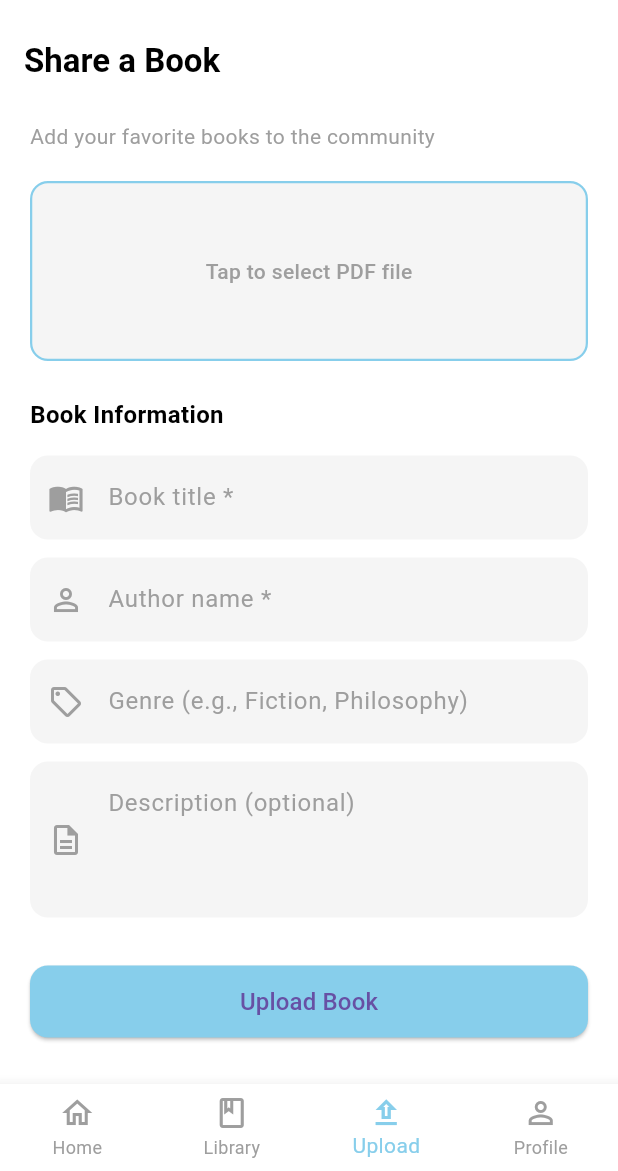
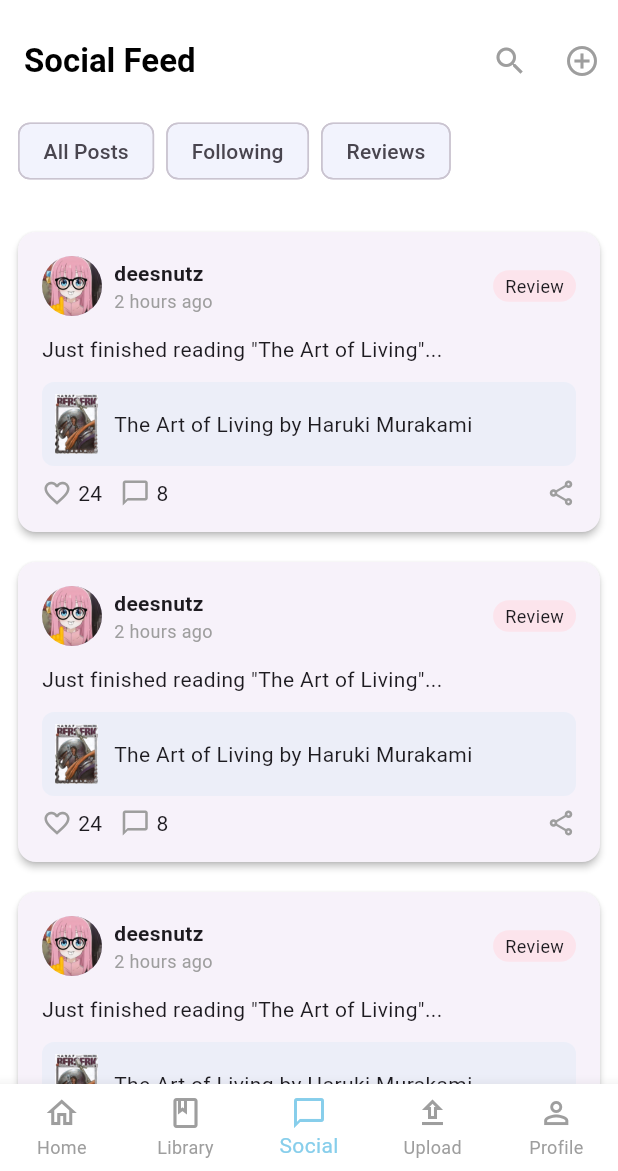
Before and after one commit to deesnutz00/honari, a Flutter app: the DashboardScreen screen opened directly, item 3 of the bottom bar chosen, on a phone screen of 412 x 824 dp, the part 65-1236 px from its top. Run offline on Flutter 3.47's test engine with Material 3 defaults, Android fonts, the light colour scheme and no system bars; our stand-ins replace shared_preferences; accounts and stored records are empty.

Commit message:
added social features

```diff
--- a/lib/screens/dashboard_screen.dart
+++ b/lib/screens/dashboard_screen.dart
@@ -2,6 +2,7 @@ import 'package:flutter/material.dart';
 import 'profile_screen.dart';
 import 'upload_screen.dart';
 import 'library_screen.dart';
+import 'social_screen.dart';
 
 class DashboardScreen extends StatefulWidget {
   const DashboardScreen({super.key});
@@ -25,8 +26,9 @@ class _DashboardScreenState extends State<DashboardScreen> {
     _screens.addAll([
       _buildHomeScreen(),
       LibraryScreen(),
+      const SocialScreen(),
       const UploadScreen(),
-      const ProfileScreen(), //  Replaced with actual screen
+      const ProfileScreen(),
     ]);
   }
 
@@ -174,6 +176,10 @@ class _DashboardScreenState extends State<DashboardScreen> {
             label: 'Library',
           ),
           BottomNavigationBarItem(
+            icon: Icon(Icons.chat_bubble_outline), // Message circle icon
+            label: 'Social',
+          ),
+          BottomNavigationBarItem(
             icon: Icon(Icons.upload_outlined),
             label: 'Upload',
           ),
--- /dev/null
+++ b/lib/screens/social_screen.dart
@@ -0,0 +1,158 @@
+import 'package:flutter/material.dart';
+
+class SocialScreen extends StatelessWidget {
+  const SocialScreen({super.key});
+
+  @override
+  Widget build(BuildContext context) {
+    final skyBlue = const Color(0xFF87CEEB);
+    final sakuraPink = const Color(0xFFFCE4EC);
+
+    return Scaffold(
+      backgroundColor: Colors.white,
+      appBar: AppBar(
+        backgroundColor: Colors.white,
+        elevation: 0,
+        title: const Text(
+          'Social Feed',
+          style: TextStyle(color: Colors.black, fontWeight: FontWeight.bold),
+        ),
+        actions: [
+          IconButton(
+            icon: const Icon(Icons.search, color: Colors.grey),
+            onPressed: () {},
+          ),
+          IconButton(
+            icon: const Icon(Icons.add_circle_outline, color: Colors.grey),
+            onPressed: () {
+              // TODO: Open Create Post Modal
+            },
+          ),
+        ],
+      ),
+      body: Column(
+        children: [
+          // Filter Tabs
+          Padding(
+            padding: const EdgeInsets.all(8.0),
+            child: Row(
+              children: ['All Posts', 'Following', 'Reviews'].map((label) {
+                return Padding(
+                  padding: const EdgeInsets.symmetric(horizontal: 4.0),
+                  child: Chip(
+                    label: Text(label),
+                    backgroundColor: skyBlue.withOpacity(0.1),
+                  ),
+                );
+              }).toList(),
+            ),
+          ),
+
+          // Post Feed
+          Expanded(
+            child: ListView.builder(
+              padding: const EdgeInsets.all(12),
+              itemCount: 5, // Mock posts
+              itemBuilder: (context, index) =>
+                  _buildPostCard(skyBlue, sakuraPink),
+            ),
+          ),
+        ],
+      ),
+    );
+  }
+
+  Widget _buildPostCard(Color skyBlue, Color sakuraPink) {
+    return Card(
+      margin: const EdgeInsets.symmetric(vertical: 10),
+      elevation: 2,
+      shape: RoundedRectangleBorder(borderRadius: BorderRadius.circular(12)),
+      child: Padding(
+        padding: const EdgeInsets.all(16),
+        child: Column(
+          crossAxisAlignment: CrossAxisAlignment.start,
+          children: [
+            // User Info
+            Row(
+              children: [
+                CircleAvatar(backgroundImage: AssetImage('assets/user.jpg')),
+                const SizedBox(width: 8),
+                Column(
+                  crossAxisAlignment: CrossAxisAlignment.start,
+                  children: const [
+                    Text(
+                      "deesnutz",
+                      style: TextStyle(fontWeight: FontWeight.w600),
+                    ),
+                    Text(
+                      "2 hours ago",
+                      style: TextStyle(fontSize: 12, color: Colors.grey),
+                    ),
+                  ],
+                ),
+                const Spacer(),
+                Container(
+                  padding: const EdgeInsets.symmetric(
+                    horizontal: 8,
+                    vertical: 2,
+                  ),
+                  decoration: BoxDecoration(
+                    color: sakuraPink,
+                    borderRadius: BorderRadius.circular(12),
+                  ),
+                  child: const Text("Review", style: TextStyle(fontSize: 12)),
+                ),
+              ],
+            ),
+            const SizedBox(height: 12),
+            // Post Content
+            const Text(
+              'Just finished reading "The Art of Living"...',
+              style: TextStyle(fontSize: 14),
+            ),
+            const SizedBox(height: 12),
+            // Book reference
+            Container(
+              decoration: BoxDecoration(
+                color: skyBlue.withOpacity(0.1),
+                borderRadius: BorderRadius.circular(8),
+              ),
+              padding: const EdgeInsets.all(8),
+              child: Row(
+                children: [
+                  Image.asset(
+                    'assets/book.png',
+                    height: 40,
+                    width: 30,
+                  ), // Placeholder
+                  const SizedBox(width: 10),
+                  const Expanded(
+                    child: Text(
+                      "The Art of Living by Haruki Murakami",
+                      style: TextStyle(fontSize: 14),
+                    ),
+                  ),
+                ],
+              ),
+            ),
+            const SizedBox(height: 8),
+            // Interaction Bar
+            Row(
+              children: const [
+                Icon(Icons.favorite_border, size: 20, color: Colors.grey),
+                SizedBox(width: 4),
+                Text('24'),
+                SizedBox(width: 12),
+                Icon(Icons.chat_bubble_outline, size: 20, color: Colors.grey),
+                SizedBox(width: 4),
+                Text('8'),
+                Spacer(),
+                Icon(Icons.share_outlined, size: 20, color: Colors.grey),
+              ],
+            ),
+          ],
+        ),
+      ),
+    );
+  }
+}
--- a/pubspec.yaml
+++ b/pubspec.yaml
@@ -24,6 +24,10 @@ flutter:
   assets:
     - assets/logo.png
     - assets/user.jpg
+    - assets/book.png
+    - assets/book2.png
+    - assets/book1.jpg
+    - assets/book2.jpg
 
 flutter_icons:
   android: true
```
Also changed, not shown: assets/V6-Cover-Manga.webp (added), assets/book.jpg (added), assets/book.png (added), assets/book1.jpg (added), assets/book2.jpg (added), assets/book2.png (added), assets/book4.jpg (added).
